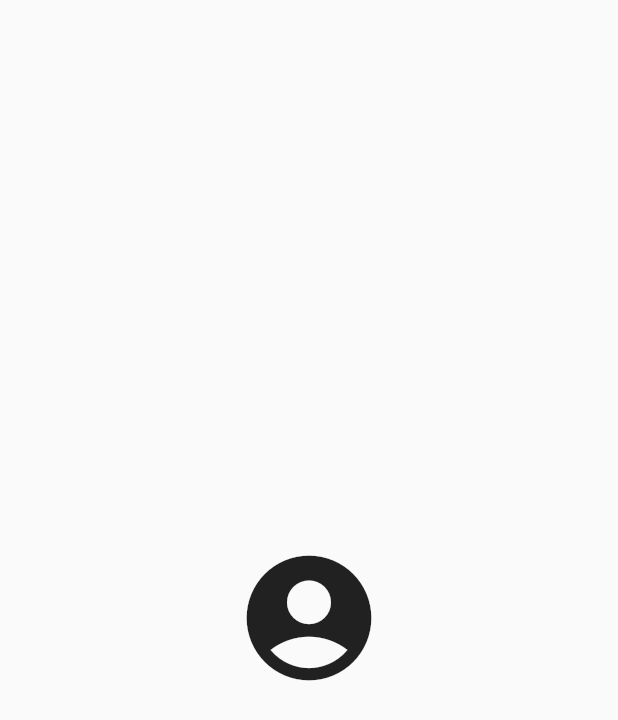
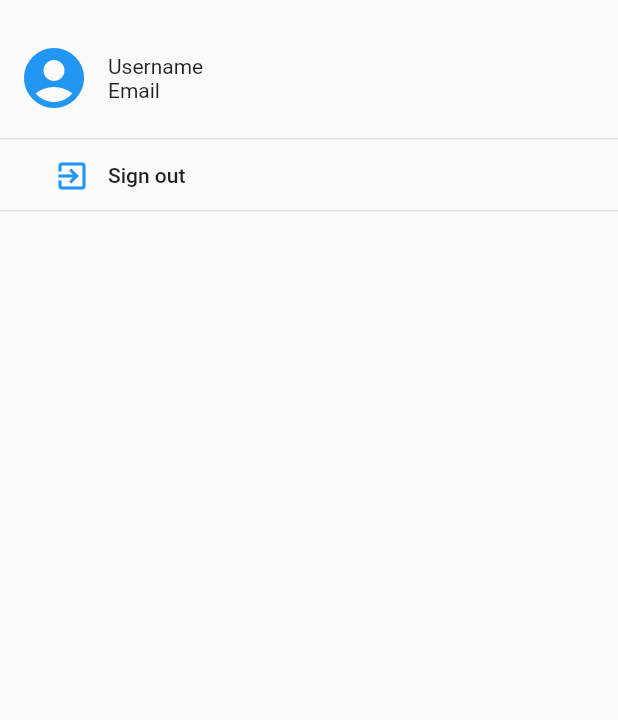
Before and after one commit to FleeToday/whatup, a Flutter app: the ProfileScreen screen opened directly, on a phone screen of 412 x 824 dp. Shown: the top 720 px of the screen. Run offline on Flutter 3.47's test engine with Material 2 defaults, Android fonts, the phone set to English and light mode, and no system bars; our stand-ins replace bloc, cloud_firestore, equatable, firebase_auth, flutter_bloc, flutter_swiper and 2 more; missing offline and left inert: flutter_google_places, google_maps_webservice; accounts and stored records are empty.

Commit message:
implement sign out

```diff
--- a/lib/screens/ProfileScreen/ProfileScreen.dart
+++ b/lib/screens/ProfileScreen/ProfileScreen.dart
@@ -1,23 +1,62 @@
 import 'package:flutter/material.dart';
+import 'package:whatup/screens/LoginScreen/LoginScreen.dart';
 
 class ProfileScreen extends StatelessWidget {
   @override
   Widget build(BuildContext context) {
+    Route route = MaterialPageRoute(builder: (context) => LoginScreen());
     return SizedBox(
-      width: MediaQuery.of(context).size.width * 0.7,
+      width: MediaQuery.of(context).size.width * 0.6,
       child: Scaffold(
-        body: Column(
-          crossAxisAlignment: CrossAxisAlignment.stretch,
-          mainAxisAlignment: MainAxisAlignment.spaceEvenly,
-          children: [
-            Hero(
-              tag: 'profile',
-              child: Icon(
-                Icons.account_circle,
-                size: 100,
-              ),
+        body: SafeArea(
+          child: Container(
+            padding: EdgeInsets.symmetric(vertical: 12),
+            child: Column(
+              crossAxisAlignment: CrossAxisAlignment.stretch,
+              mainAxisAlignment: MainAxisAlignment.start,
+              children: [
+                Container(
+                  decoration: BoxDecoration(
+                      border: Border(
+                          bottom:
+                              BorderSide(width: 1, color: Colors.grey[300]))),
+                  padding: EdgeInsets.symmetric(horizontal: 12, vertical: 16),
+                  child: Row(
+                    children: <Widget>[
+                      Icon(
+                        Icons.account_circle,
+                        size: 48,
+                        color: Theme.of(context).primaryColor,
+                      ),
+                      Container(
+                        padding: EdgeInsets.symmetric(horizontal: 12),
+                        child: Column(
+                          crossAxisAlignment: CrossAxisAlignment.start,
+                          children: <Widget>[Text("Username"), Text("Email")],
+                        ),
+                      ),
+                    ],
+                  ),
+                ),
+                FlatButton(
+                  onPressed: () => {Navigator.pushReplacement(context, route)},
+                  shape: Border(
+                      bottom: BorderSide(width: 1, color: Colors.grey[300])),
+                  padding: EdgeInsets.symmetric(horizontal: 36, vertical: 12),
+                  child: Row(children: [
+                    Icon(
+                      Icons.exit_to_app,
+                      size: 24,
+                      color: Theme.of(context).accentColor,
+                    ),
+                    Container(
+                        padding: EdgeInsets.symmetric(horizontal: 12),
+                        child: Text("Sign out")),
+                  ]),
+                )
+              ],
             ),
-          ],
+          ),
         ),
       ),
     );
```
